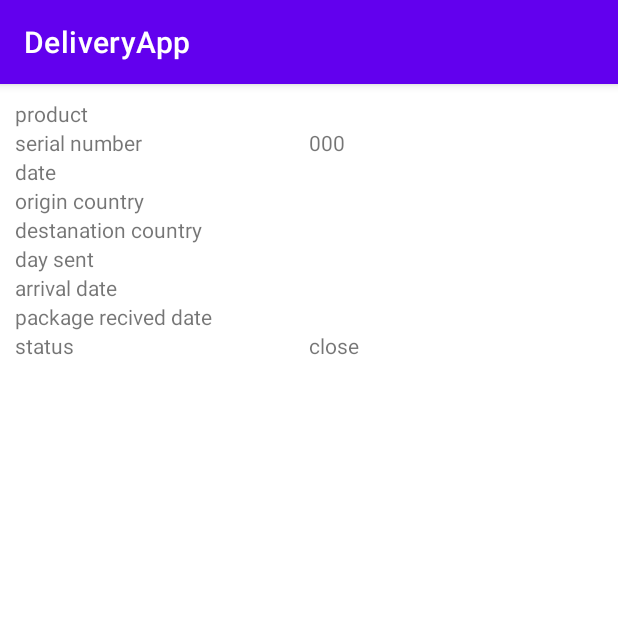
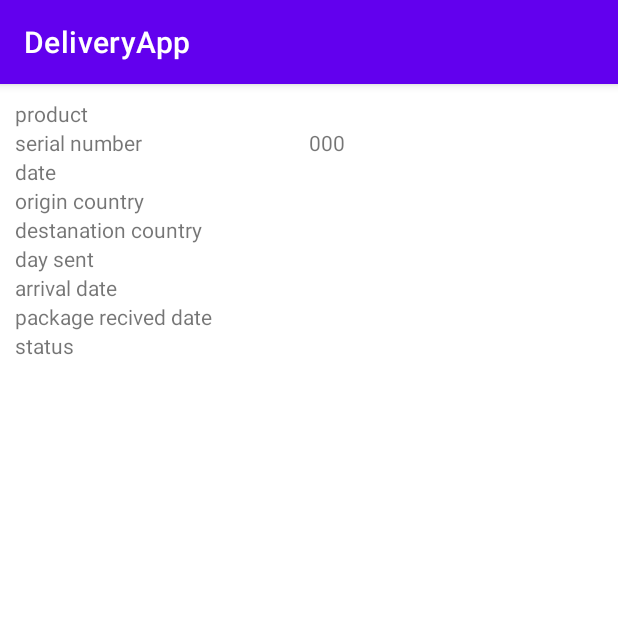
Before and after one commit to finziamit/DeliveryApp, an Android app: the order_details_screen screen opened directly, with no data from a screen before it, on a phone screen of 412 x 824 dp, the top half of it. Run offline under Robolectric (Android 15) with nearby library versions, the phone set to English and light mode, and no system bars.

Commit message:
Fixing 'status'

```diff
--- a/app/src/main/java/com/example/deliveryapp/order_details_screen.java
+++ b/app/src/main/java/com/example/deliveryapp/order_details_screen.java
@@ -52,13 +52,6 @@ public class order_details_screen extends AppCompatActivity {
         sendingDate.setText(sent);
         arrivalDate.setText(arrived);
         orderReciveDate.setText(recived);
-        if (status.equals("open")) {
-            statusTV.setText("open");
-        }
-        else
-        {
-            statusTV.setText("close");
-        }
-
+        statusTV.setText(status);
     }
 }
```
